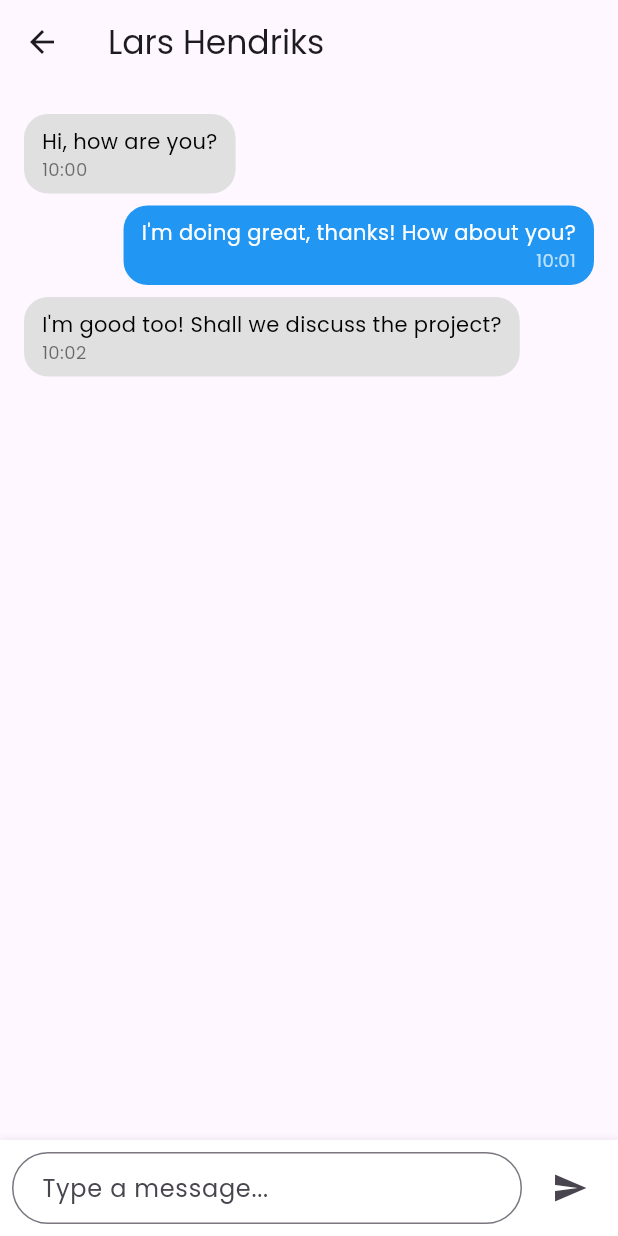
After one commit to CeCilio42/mentor_me, a Flutter app: the ChatScreen screen opened directly, after a tap on "Lars Hendriks", on a phone screen of 412 x 824 dp. The commit adds this screen. Run offline on Flutter 3.47's test engine with Material 3 defaults, Android fonts, the phone set to English and light mode, and no system bars; our stand-ins replace google_fonts.

Commit message:
Added chat screen

```diff
--- /dev/null
+++ b/lib/chat_dialog_screen.dart
@@ -0,0 +1,135 @@
+import 'package:flutter/material.dart';
+import 'models/message.dart';
+
+class ChatDialogScreen extends StatelessWidget {
+  final String name;
+  final List<Message> messages = [
+    Message(
+      text: "Hi, how are you?",
+      isSentByMe: false,
+      time: "10:00",
+    ),
+    Message(
+      text: "I'm doing great, thanks! How about you?",
+      isSentByMe: true,
+      time: "10:01",
+    ),
+    Message(
+      text: "I'm good too! Shall we discuss the project?",
+      isSentByMe: false,
+      time: "10:02",
+    ),
+  ];
+
+  ChatDialogScreen({
+    super.key,
+    required this.name,
+  });
+
+  @override
+  Widget build(BuildContext context) {
+    return Scaffold(
+      appBar: AppBar(
+        title: Text(name),
+        leading: IconButton(
+          icon: const Icon(Icons.arrow_back),
+          onPressed: () => Navigator.pop(context),
+        ),
+      ),
+      body: Column(
+        children: [
+          Expanded(
+            child: ListView.builder(
+              padding: const EdgeInsets.all(16),
+              itemCount: messages.length,
+              itemBuilder: (context, index) {
+                final message = messages[index];
+                return MessageBubble(message: message);
+              },
+            ),
+          ),
+          Container(
+            padding: const EdgeInsets.all(8),
+            decoration: BoxDecoration(
+              color: Colors.white,
+              boxShadow: [
+                BoxShadow(
+                  color: Colors.grey.withOpacity(0.2),
+                  spreadRadius: 1,
+                  blurRadius: 3,
+                ),
+              ],
+            ),
+            child: Row(
+              children: [
+                Expanded(
+                  child: TextField(
+                    decoration: InputDecoration(
+                      hintText: 'Type a message...',
+                      border: OutlineInputBorder(
+                        borderRadius: BorderRadius.circular(25),
+                      ),
+                      contentPadding: const EdgeInsets.symmetric(
+                        horizontal: 16,
+                        vertical: 8,
+                      ),
+                    ),
+                  ),
+                ),
+                const SizedBox(width: 8),
+                IconButton(
+                  icon: const Icon(Icons.send),
+                  onPressed: () {},
+                ),
+              ],
+            ),
+          ),
+        ],
+      ),
+    );
+  }
+}
+
+class MessageBubble extends StatelessWidget {
+  final Message message;
+
+  const MessageBubble({
+    super.key,
+    required this.message,
+  });
+
+  @override
+  Widget build(BuildContext context) {
+    return Align(
+      alignment: message.isSentByMe ? Alignment.centerRight : Alignment.centerLeft,
+      child: Container(
+        margin: const EdgeInsets.symmetric(vertical: 4),
+        padding: const EdgeInsets.symmetric(horizontal: 12, vertical: 8),
+        decoration: BoxDecoration(
+          color: message.isSentByMe ? Colors.blue : Colors.grey[300],
+          borderRadius: BorderRadius.circular(16),
+        ),
+        child: Column(
+          crossAxisAlignment: message.isSentByMe
+              ? CrossAxisAlignment.end
+              : CrossAxisAlignment.start,
+          children: [
+            Text(
+              message.text,
+              style: TextStyle(
+                color: message.isSentByMe ? Colors.white : Colors.black,
+              ),
+            ),
+            Text(
+              message.time,
+              style: TextStyle(
+                fontSize: 12,
+                color: message.isSentByMe ? Colors.white70 : Colors.black54,
+              ),
+            ),
+          ],
+        ),
+      ),
+    );
+  }
+}
--- a/lib/chat_screen.dart
+++ b/lib/chat_screen.dart
@@ -1,4 +1,5 @@
 import 'package:flutter/material.dart';
+import 'chat_dialog_screen.dart';
 
 class ChatScreen extends StatelessWidget {
   const ChatScreen({super.key});
@@ -65,7 +66,16 @@ class ChatItem extends StatelessWidget {
 
   @override
   Widget build(BuildContext context) {
-    return Padding(
+    return InkWell(
+      onTap: () {
+        Navigator.push(
+          context,
+          MaterialPageRoute(
+            builder: (context) => ChatDialogScreen(name: name),
+          ),
+        );
+      },
+      child: Padding(
         padding: const EdgeInsets.all(8.0),
         child: Row(
           crossAxisAlignment: CrossAxisAlignment.start,
@@ -103,6 +113,7 @@ class ChatItem extends StatelessWidget {
               ),
           ],
         ),
+      ),
     );
   }
 }
--- /dev/null
+++ b/lib/models/message.dart
@@ -0,0 +1,11 @@
+class Message {
+  final String text;
+  final bool isSentByMe;
+  final String time;
+
+  Message({
+    required this.text,
+    required this.isSentByMe,
+    required this.time,
+  });
+}
```
Lines whose indentation alone changed are shown as unchanged.
